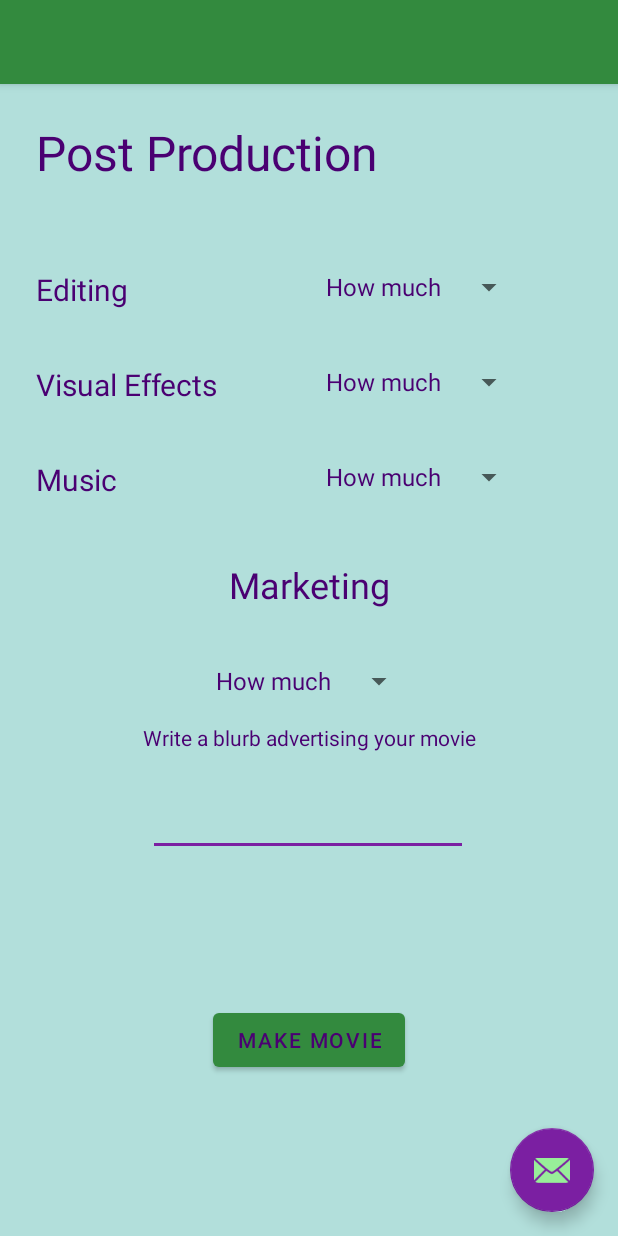
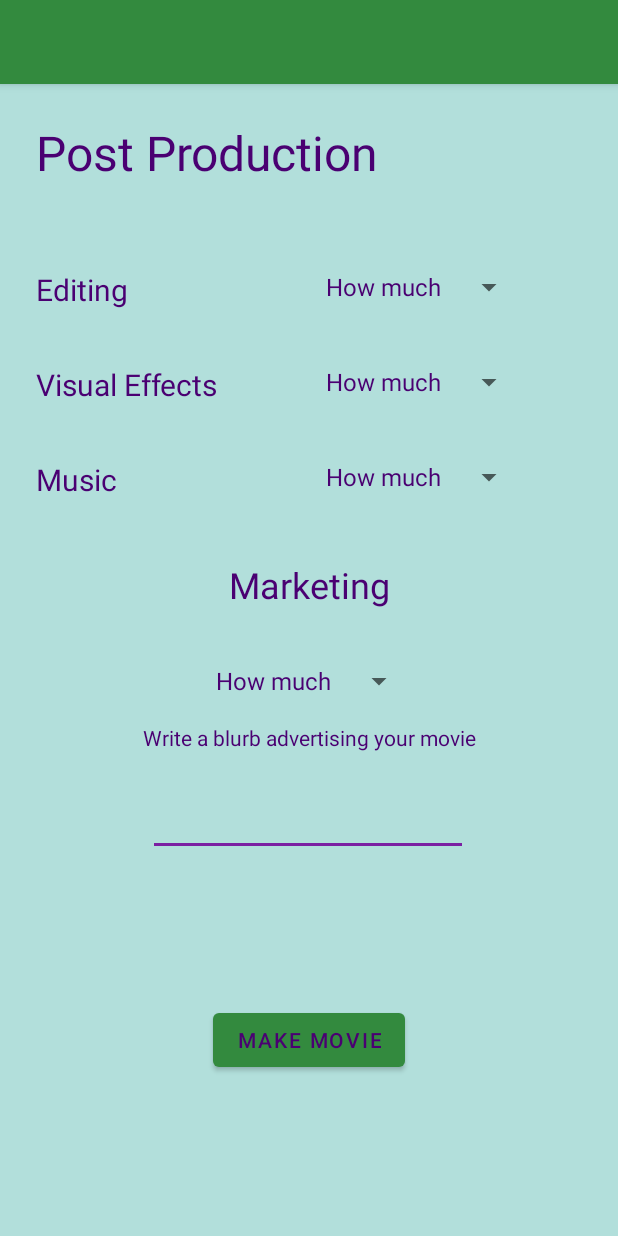
Before and after one commit to poketrumpeter/GregorioF.MobileAppsFall2020, an Android app: the layout activity_post__production.xml on its own in the app's theme, with its tools: preview values and no code run, on a phone screen of 412 x 824 dp. Run offline under Robolectric (Android 15) with nearby library versions, the phone set to English and light mode, and no system bars.

Commit message:
Added last minute tweaks to formatting

```diff
--- a/MovieProduction_FinalProject/app/src/main/res/layout/activity_post__production.xml
+++ b/MovieProduction_FinalProject/app/src/main/res/layout/activity_post__production.xml
@@ -28,6 +28,7 @@
         android:layout_height="wrap_content"
         android:layout_gravity="bottom|end"
         android:layout_margin="@dimen/fab_margin"
-        app:srcCompat="@android:drawable/ic_dialog_email" />
+        app:srcCompat="@android:drawable/ic_dialog_email"
+        tools:visibility="invisible" />
 
 </androidx.coordinatorlayout.widget.CoordinatorLayout>
```
Also changed, not shown: MovieProduction_FinalProject/app/src/main/res/values/strings.xml (+7 -7 lines).
